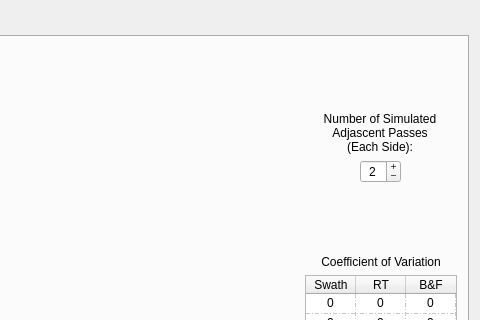
The window that resources/stringMainWidget.ui (gill14/AccuPatt) describes before a commit, drawn with Qt 5; both pictures show x 620 to 1100 and y 0 to 320 of the 1100 by 599 pixel window.
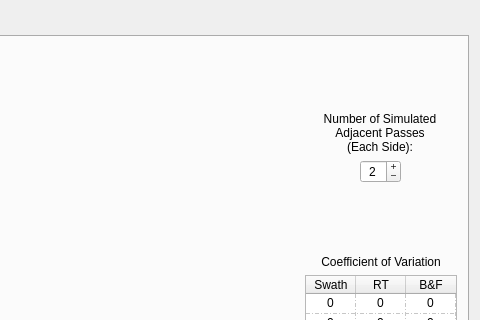
The same window after the commit. The open tabs and pages were chosen to show the change. Custom widgets are drawn as their Qt base class.

The edit to the form file:
```diff
--- a/resources/stringMainWidget.ui
+++ b/resources/stringMainWidget.ui
@@ -440,7 +440,7 @@
             <enum>QFrame::NoFrame</enum>
            </property>
            <property name="text">
-            <string>Number of Simulated Adjascent Passes
+            <string>Number of Simulated Adjacent Passes
 (Each Side):</string>
            </property>
            <property name="alignment">
```
